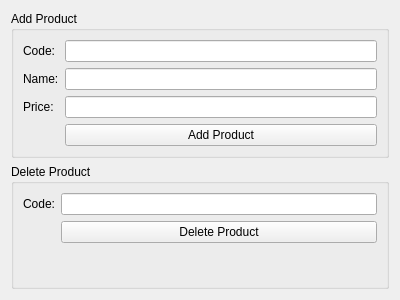
First picture: the form in adminwindow.ui, repository Nivedck/Billing-System, before the edit.
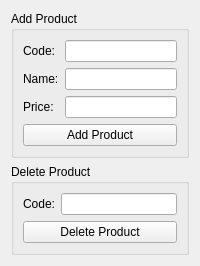
Second picture: the form after the edit.

Commit message: Admin window designed

The edit to the form file:
```diff
--- a/adminwindow.ui
+++ b/adminwindow.ui
@@ -2,13 +2,8 @@
 <ui version="4.0">
     <class>AdminWindow</class>
     <widget class="QWidget" name="AdminWindow">
-        <property name="geometry">
-            <rect>
-                <x>0</x>
-                <y>0</y>
-                <width>400</width>
-                <height>300</height>
-            </rect>
+        <property name="windowTitle">
+            <string>Admin Window</string>
         </property>
         <layout class="QVBoxLayout" name="verticalLayout">
             <item>
@@ -47,7 +42,7 @@
                         <item row="2" column="1">
                             <widget class="QLineEdit" name="lineEditPrice"/>
                         </item>
-                        <item row="3" column="1">
+                        <item row="3" column="0" colspan="2">
                             <widget class="QPushButton" name="buttonAddProduct">
                                 <property name="text">
                                     <string>Add Product</string>
@@ -73,7 +68,7 @@
                         <item row="0" column="1">
                             <widget class="QLineEdit" name="lineEditDeleteCode"/>
                         </item>
-                        <item row="1" column="1">
+                        <item row="1" column="0" colspan="2">
                             <widget class="QPushButton" name="buttonDeleteProduct">
                                 <property name="text">
                                     <string>Delete Product</string>
```
The commit also changes 2 other files.
